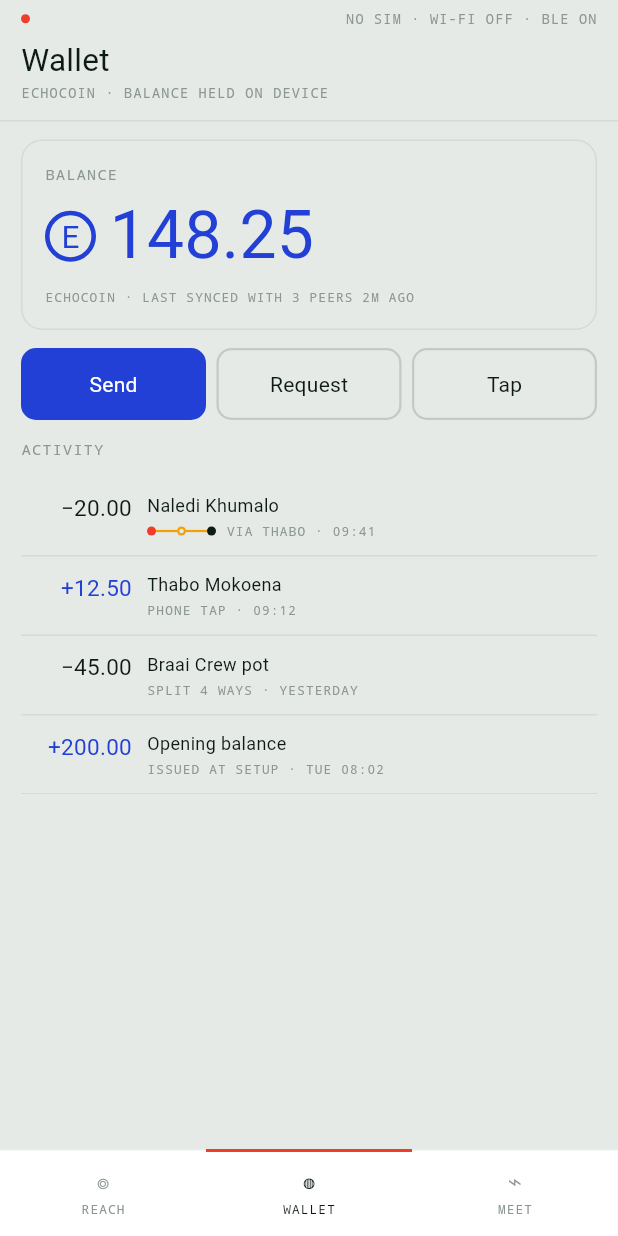
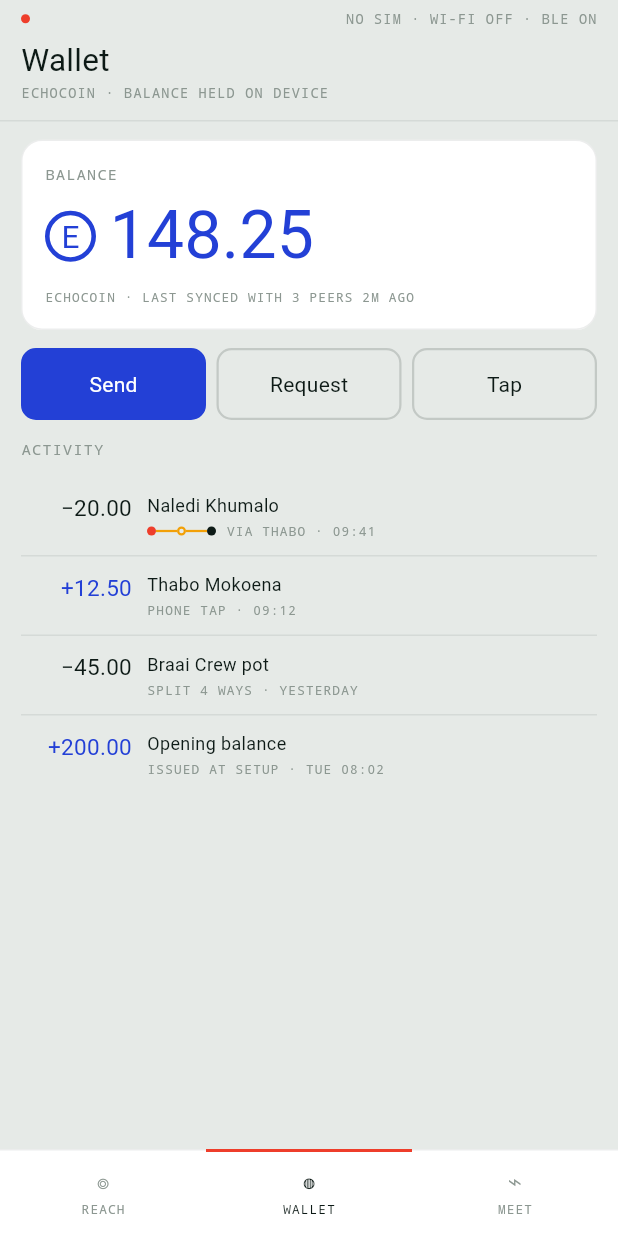
Before and after one commit to MarcoMcLaren/echo-hackathon, a Flutter app: the screen it shows after launch, item 2 of the bottom bar chosen, on a phone screen of 412 x 824 dp. Run offline on Flutter 3.47's test engine with Material 3 defaults, Android fonts, the phone set to English and light mode, and no system bars; our stand-ins replace qr_flutter; Roboto replaces fonts that are missing (sans-serif-condensed).

Commit message:
fix: address rework rejection on Flutter screens port
- wallet_screen.dart: balance card BoxDecoration was missing color: c.card,
  leaving the hero element with no surface (RN sets backgroundColor: c.card).
- wallet_screen.dart/_LedgerRow and reach_screen.dart/_ConvRow: BorderSide
  width:0 still paints a hairline in Flutter (box_border.dart treats it as
  an explicit request), so the last row kept a divider the RN source
  explicitly removes. Use BorderSide.none instead.
- services/models.dart: labels/sizes now match src/services/models/index.ts
  verbatim (Vision — obstacle detection + OCR, ~50 MB; Language model —
  summaries / describe scene, ~400 MB) instead of invented values that
  contradicted both the RN source and SETUP.md.

```diff
--- a/flutter/lib/screens/reach_screen.dart
+++ b/flutter/lib/screens/reach_screen.dart
@@ -117,7 +117,7 @@ class _ConvRow extends StatelessWidget {
           constraints: const BoxConstraints(minHeight: 48),
           padding: const EdgeInsets.symmetric(vertical: 10),
           decoration: BoxDecoration(
-            border: Border(bottom: BorderSide(color: colors.hair2, width: isLast ? 0 : 1)),
+            border: Border(bottom: isLast ? BorderSide.none : BorderSide(color: colors.hair2)),
           ),
           child: Row(
             crossAxisAlignment: CrossAxisAlignment.center,
--- a/flutter/lib/screens/wallet_screen.dart
+++ b/flutter/lib/screens/wallet_screen.dart
@@ -30,6 +30,7 @@ class WalletScreen extends StatelessWidget {
               Container(
                 padding: const EdgeInsets.all(15),
                 decoration: BoxDecoration(
+                  color: c.card,
                   border: Border.all(color: c.hair2),
                   borderRadius: BorderRadius.circular(tokens.AppRadius.card),
                 ),
@@ -149,7 +150,7 @@ class _LedgerRow extends StatelessWidget {
     return Container(
       padding: const EdgeInsets.symmetric(vertical: 10),
       decoration: BoxDecoration(
-        border: Border(bottom: BorderSide(color: c.hair2, width: isLast ? 0 : 1)),
+        border: Border(bottom: isLast ? BorderSide.none : BorderSide(color: c.hair2)),
       ),
       child: Row(
         crossAxisAlignment: CrossAxisAlignment.start,
--- a/flutter/lib/services/models.dart
+++ b/flutter/lib/services/models.dart
@@ -13,8 +13,8 @@ class ModelGroup {
   final String sizeLabel;
 }
 
-const visionModels = ModelGroup(label: 'Object detection (SSDLite / COCO)', sizeLabel: '~28 MB');
-const languageModel = ModelGroup(label: 'On-device LLM (scene + thread summaries)', sizeLabel: '~1.2 GB');
+const visionModels = ModelGroup(label: 'Vision — obstacle detection + OCR', sizeLabel: '~50 MB');
+const languageModel = ModelGroup(label: 'Language model — summaries / describe scene', sizeLabel: '~400 MB');
 
 const _steps = 10;
 const _stepDuration = Duration(milliseconds: 80);
```
